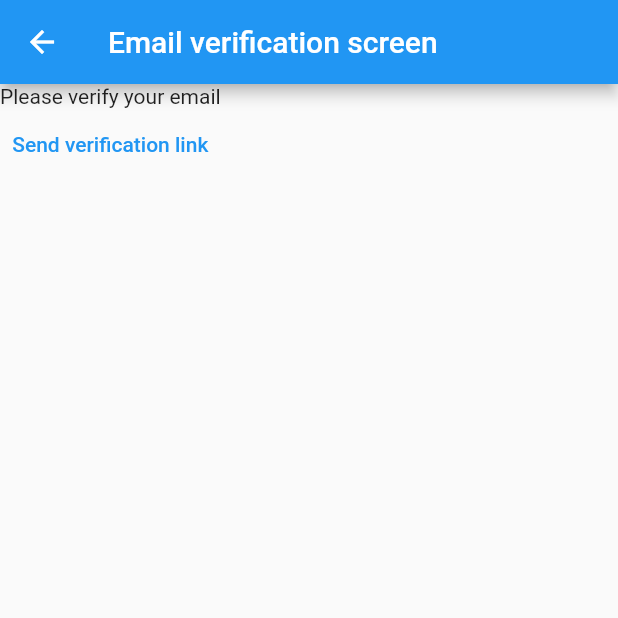
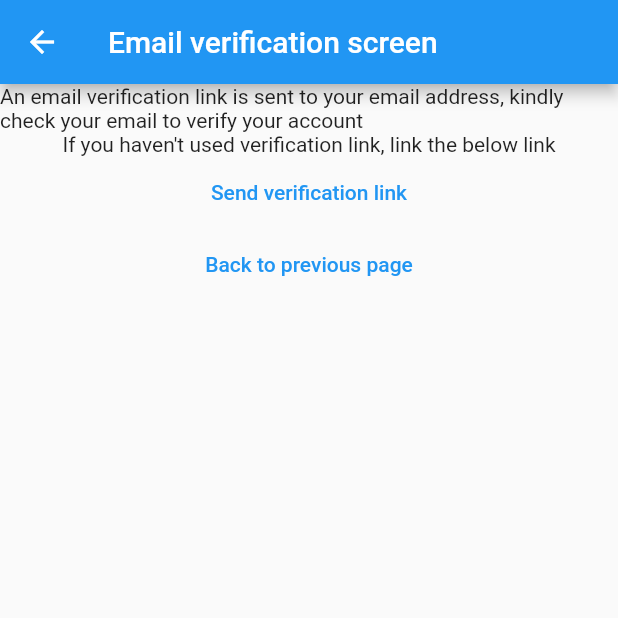
Before and after one commit to MrFarhan/Getting-started-with-flutter, a Flutter app: the VerifyEmailView screen opened directly, on a phone screen of 412 x 824 dp, the top half of it. Run offline on Flutter 3.47's test engine with Material 2 defaults, Android fonts, the phone set to English and light mode, and no system bars; our stand-ins replace firebase_auth, firebase_core; accounts and stored records are empty; generated files the repository leaves out were written again.

Commit message:
Updated verify email route and restrict user to verify email before going to main screen

```diff
--- a/lib/constants/routes.dart
+++ b/lib/constants/routes.dart
@@ -1,3 +1,4 @@
 const loginRoute = "/login/";
 const registerRoute = "/register/";
 const notesRoute = "/notes/";
+const verifyEmailRoute = "/verify-email/";
--- a/lib/main.dart
+++ b/lib/main.dart
@@ -21,7 +21,8 @@ void main() {
     routes: {
       loginRoute: (context) => LoginView(),
       registerRoute: (context) => RegisterView(),
-      notesRoute: (context) => NotesView()
+      notesRoute: (context) => NotesView(),
+      verifyEmailRoute: (context) => VerifyEmailView()
     },
   ));
 }
@@ -43,13 +44,11 @@ class HomePage extends StatelessWidget {
             // print(user);
             if (user != null) {
               if (user.emailVerified) {
-                log(user.emailVerified.toString());
                 return NotesView();
               } else {
                 return VerifyEmailView();
               }
             } else {
-              // return NotesView();
               return LoginView();
             }
           default:
--- a/lib/views/verify_email_view.dart
+++ b/lib/views/verify_email_view.dart
@@ -1,5 +1,6 @@
 import 'package:firebase_auth/firebase_auth.dart';
 import 'package:flutter/material.dart';
+import 'package:myapp/constants/routes.dart';
 
 class VerifyEmailView extends StatefulWidget {
   const VerifyEmailView({Key? key}) : super(key: key);
@@ -15,13 +16,25 @@ class VerifyEmailViewState extends State<VerifyEmailView> {
       appBar: AppBar(title: Text("Email verification screen")),
       body: Column(
         children: [
-          Text("Please verify your email"),
+          Text(
+              "An email verification link is sent to your email address, kindly check your email to verify your account"),
+          Text("If you haven't used verification link, link the below link"),
           TextButton(
             onPressed: () async {
               final user = FirebaseAuth.instance.currentUser;
               await user?.sendEmailVerification();
             },
             child: Text("Send verification link"),
+          ),
+          TextButton(
+            onPressed: () async {
+              await FirebaseAuth.instance.signOut();
+              Navigator.of(context).pushNamedAndRemoveUntil(
+                registerRoute,
+                (route) => false,
+              );
+            },
+            child: Text("Back to previous page"),
           )
         ],
       ),
```
Also changed, not shown: lib/views/login_view.dart (+16 -2 lines), lib/views/register_view.dart (+7 -1 lines).
